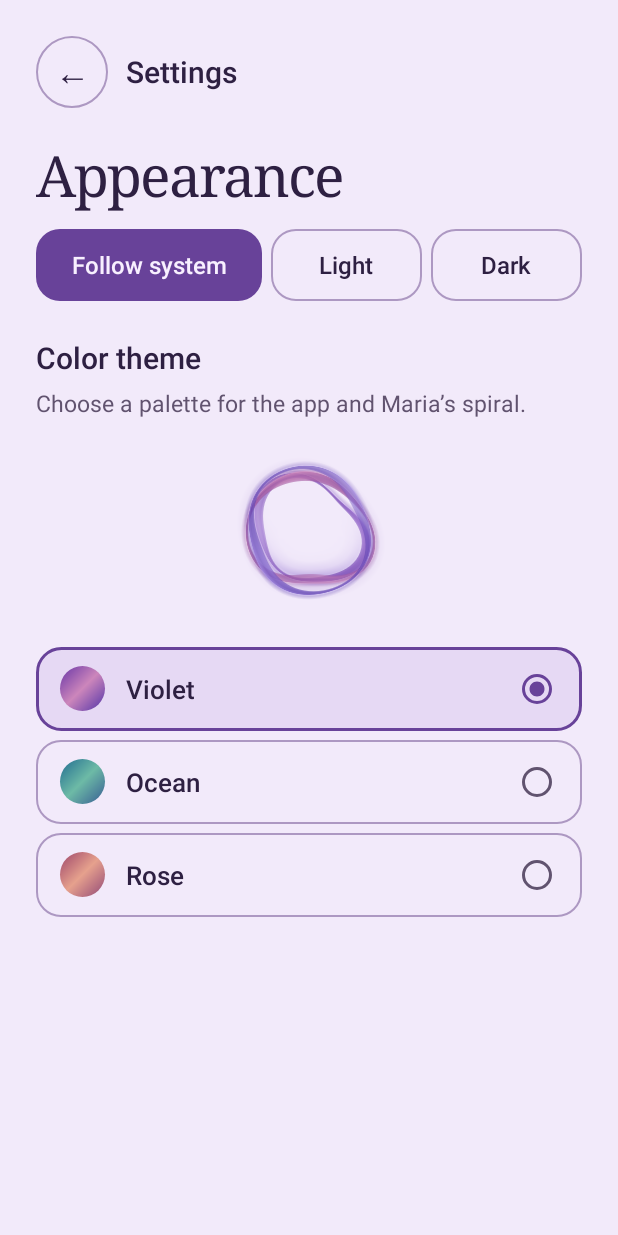
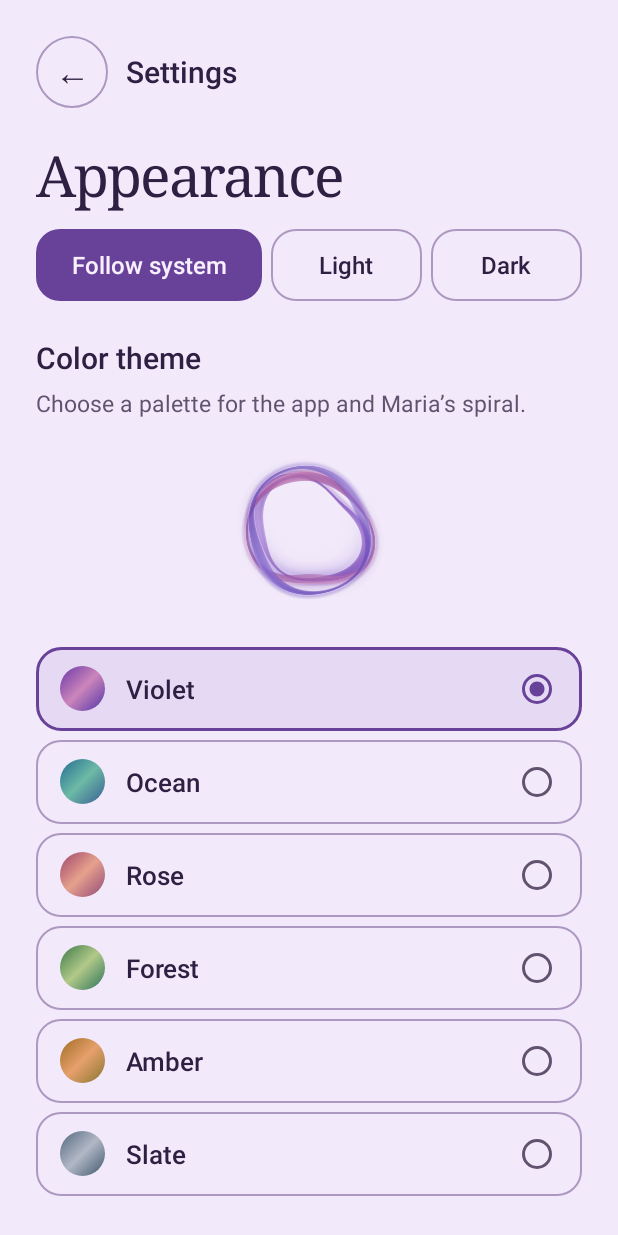
Before and after one commit to Emanuel-Nicholas-Manguera/neurolingua, an Android app: the screen it shows after launch (MainActivity), after a tap on "Settings", on a phone screen of 412 x 824 dp. Run offline under Robolectric (Android 15) with nearby library versions, the phone set to English and light mode, and no system bars.

Commit message:
feat: add forest, amber and slate color themes
Add light and dark colors for screens, controls and all three spiral ribbons. Check text contrast and palette-specific gradients on Android.

```diff
--- a/app/src/main/java/app/neurolingua/mobile/ColorTheme.java
+++ b/app/src/main/java/app/neurolingua/mobile/ColorTheme.java
@@ -5,7 +5,10 @@ import android.content.Context;
 enum ColorTheme {
     VIOLET("violet", R.style.AppTheme, R.id.theme_violet),
     OCEAN("ocean", R.style.OceanTheme, R.id.theme_ocean),
-    ROSE("rose", R.style.RoseTheme, R.id.theme_rose);
+    ROSE("rose", R.style.RoseTheme, R.id.theme_rose),
+    FOREST("forest", R.style.ForestTheme, R.id.theme_forest),
+    AMBER("amber", R.style.AmberTheme, R.id.theme_amber),
+    SLATE("slate", R.style.SlateTheme, R.id.theme_slate);
 
     private static final String KEY = "color_theme";
     private final String key;
--- a/app/src/main/res/layout/screen_settings.xml
+++ b/app/src/main/res/layout/screen_settings.xml
@@ -32,6 +32,9 @@
             <RadioButton android:id="@+id/theme_violet" style="@style/ThemeOption" android:text="@string/theme_violet"/>
             <RadioButton android:id="@+id/theme_ocean" style="@style/ThemeOption" android:text="@string/theme_ocean"/>
             <RadioButton android:id="@+id/theme_rose" style="@style/ThemeOption" android:text="@string/theme_rose"/>
+            <RadioButton android:id="@+id/theme_forest" style="@style/ThemeOption" android:text="@string/theme_forest"/>
+            <RadioButton android:id="@+id/theme_amber" style="@style/ThemeOption" android:text="@string/theme_amber"/>
+            <RadioButton android:id="@+id/theme_slate" style="@style/ThemeOption" android:text="@string/theme_slate"/>
         </RadioGroup>
     </LinearLayout>
 </ScrollView>
--- a/app/src/main/res/values-night/color_themes.xml
+++ b/app/src/main/res/values-night/color_themes.xml
@@ -50,4 +50,82 @@
         <item name="spiralThirdLight">#EFB4DB</item>
         <item name="spiralReflection">#D36E93</item>
     </style>
+
+    <style name="ForestTheme" parent="AppTheme">
+        <item name="paletteSurface">#1D3026</item>
+        <item name="paletteText">#EBF6E8</item>
+        <item name="paletteMuted">#BCCFB9</item>
+        <item name="paletteAccent">#A6D8A0</item>
+        <item name="paletteOnAccent">#203A29</item>
+        <item name="paletteSurfaceVariant">#2D4936</item>
+        <item name="paletteOutline">#607C64</item>
+        <item name="paletteHeroText">#F1F9EC</item>
+        <item name="paletteHeroButtonText">#2A4C33</item>
+        <item name="paletteHeroStart">#2A5137</item>
+        <item name="paletteHeroEnd">#456F49</item>
+        <item name="paletteControlRipple">#33A6D8A0</item>
+        <item name="palettePrimaryRipple">#26203A29</item>
+        <item name="paletteLegacyNavigation">?attr/paletteSurface</item>
+        <item name="paletteHeroLines">#58C8E7BA</item>
+        <item name="paletteHeroRipple">#26366541</item>
+        <item name="spiralFirst">#478753</item>
+        <item name="spiralFirstLight">#B9EAA6</item>
+        <item name="spiralSecond">#77A04B</item>
+        <item name="spiralSecondLight">#E0EDAB</item>
+        <item name="spiralThird">#398566</item>
+        <item name="spiralThirdLight">#9DE4BD</item>
+        <item name="spiralReflection">#7ABC8A</item>
+    </style>
+
+    <style name="AmberTheme" parent="AppTheme">
+        <item name="paletteSurface">#372A1D</item>
+        <item name="paletteText">#FFF3D9</item>
+        <item name="paletteMuted">#D9C7A7</item>
+        <item name="paletteAccent">#F0C177</item>
+        <item name="paletteOnAccent">#40301A</item>
+        <item name="paletteSurfaceVariant">#4E3A25</item>
+        <item name="paletteOutline">#897454</item>
+        <item name="paletteHeroText">#FFF6E5</item>
+        <item name="paletteHeroButtonText">#543816</item>
+        <item name="paletteHeroStart">#5F4526</item>
+        <item name="paletteHeroEnd">#895F2D</item>
+        <item name="paletteControlRipple">#33F0C177</item>
+        <item name="palettePrimaryRipple">#2640301A</item>
+        <item name="paletteLegacyNavigation">?attr/paletteSurface</item>
+        <item name="paletteHeroLines">#59FFE0A6</item>
+        <item name="paletteHeroRipple">#26855615</item>
+        <item name="spiralFirst">#BA842F</item>
+        <item name="spiralFirstLight">#FFE0A0</item>
+        <item name="spiralSecond">#BE7042</item>
+        <item name="spiralSecondLight">#FFC39A</item>
+        <item name="spiralThird">#A38D38</item>
+        <item name="spiralThirdLight">#F6E395</item>
+        <item name="spiralReflection">#D9A44A</item>
+    </style>
+
+    <style name="SlateTheme" parent="AppTheme">
+        <item name="paletteSurface">#252C35</item>
+        <item name="paletteText">#EFF3F8</item>
+        <item name="paletteMuted">#C1CBD6</item>
+        <item name="paletteAccent">#BDCCDC</item>
+        <item name="paletteOnAccent">#293644</item>
+        <item name="paletteSurfaceVariant">#343F4C</item>
+        <item name="paletteOutline">#6F7E90</item>
+        <item name="paletteHeroText">#F4F7FA</item>
+        <item name="paletteHeroButtonText">#344255</item>
+        <item name="paletteHeroStart">#344554</item>
+        <item name="paletteHeroEnd">#586779</item>
+        <item name="paletteControlRipple">#33BDCCDC</item>
+        <item name="palettePrimaryRipple">#26293644</item>
+        <item name="paletteLegacyNavigation">?attr/paletteSurface</item>
+        <item name="paletteHeroLines">#57D4DFEB</item>
+        <item name="paletteHeroRipple">#264C5D76</item>
+        <item name="spiralFirst">#647A92</item>
+        <item name="spiralFirstLight">#CEDBEB</item>
+        <item name="spiralSecond">#777D8D</item>
+        <item name="spiralSecondLight">#E8E9F2</item>
+        <item name="spiralThird">#4F7283</item>
+        <item name="spiralThirdLight">#BCD7E0</item>
+        <item name="spiralReflection">#99ACBE</item>
+    </style>
 </resources>
--- a/app/src/main/res/values/color_themes.xml
+++ b/app/src/main/res/values/color_themes.xml
@@ -50,4 +50,82 @@
         <item name="spiralThirdLight">#C78FB1</item>
         <item name="spiralReflection">#C67397</item>
     </style>
+
+    <style name="ForestTheme" parent="AppTheme">
+        <item name="paletteSurface">#E9F3E7</item>
+        <item name="paletteText">#203522</item>
+        <item name="paletteMuted">#50654E</item>
+        <item name="paletteAccent">#366541</item>
+        <item name="paletteOnAccent">?attr/paletteHeroText</item>
+        <item name="paletteSurfaceVariant">#D8E9D5</item>
+        <item name="paletteOutline">#94AE94</item>
+        <item name="paletteHeroText">#F1F9EC</item>
+        <item name="paletteHeroButtonText">#2A4C33</item>
+        <item name="paletteHeroStart">#21472D</item>
+        <item name="paletteHeroEnd">#44704A</item>
+        <item name="paletteControlRipple">#26366541</item>
+        <item name="palettePrimaryRipple">#33F1F9EC</item>
+        <item name="paletteLegacyNavigation">?attr/paletteText</item>
+        <item name="paletteHeroLines">#58C8E7BA</item>
+        <item name="paletteHeroRipple">#26366541</item>
+        <item name="spiralFirst">#3A7848</item>
+        <item name="spiralFirstLight">#86B889</item>
+        <item name="spiralSecond">#658148</item>
+        <item name="spiralSecondLight">#B2C989</item>
+        <item name="spiralThird">#2B7359</item>
+        <item name="spiralThirdLight">#80B49B</item>
+        <item name="spiralReflection">#76A97D</item>
+    </style>
+
+    <style name="AmberTheme" parent="AppTheme">
+        <item name="paletteSurface">#FBF0DB</item>
+        <item name="paletteText">#3F2E19</item>
+        <item name="paletteMuted">#705B3B</item>
+        <item name="paletteAccent">#855615</item>
+        <item name="paletteOnAccent">?attr/paletteHeroText</item>
+        <item name="paletteSurfaceVariant">#F4E2BD</item>
+        <item name="paletteOutline">#BBA17B</item>
+        <item name="paletteHeroText">#FFF6E5</item>
+        <item name="paletteHeroButtonText">#543816</item>
+        <item name="paletteHeroStart">#634018</item>
+        <item name="paletteHeroEnd">#895C27</item>
+        <item name="paletteControlRipple">#26855615</item>
+        <item name="palettePrimaryRipple">#33FFF6E5</item>
+        <item name="paletteLegacyNavigation">?attr/paletteText</item>
+        <item name="paletteHeroLines">#59FFE0A6</item>
+        <item name="paletteHeroRipple">#26855615</item>
+        <item name="spiralFirst">#A06C22</item>
+        <item name="spiralFirstLight">#DBAB53</item>
+        <item name="spiralSecond">#B25F32</item>
+        <item name="spiralSecondLight">#E6A06C</item>
+        <item name="spiralThird">#88752E</item>
+        <item name="spiralThirdLight">#C6B157</item>
+        <item name="spiralReflection">#C3913A</item>
+    </style>
+
+    <style name="SlateTheme" parent="AppTheme">
+        <item name="paletteSurface">#EBEEF2</item>
+        <item name="paletteText">#2C3643</item>
+        <item name="paletteMuted">#526172</item>
+        <item name="paletteAccent">#4C5D76</item>
+        <item name="paletteOnAccent">?attr/paletteHeroText</item>
+        <item name="paletteSurfaceVariant">#DCE2E9</item>
+        <item name="paletteOutline">#9FACBA</item>
+        <item name="paletteHeroText">#F4F7FA</item>
+        <item name="paletteHeroButtonText">#344255</item>
+        <item name="paletteHeroStart">#394858</item>
+        <item name="paletteHeroEnd">#566477</item>
+        <item name="paletteControlRipple">#264C5D76</item>
+        <item name="palettePrimaryRipple">#33F4F7FA</item>
+        <item name="paletteLegacyNavigation">?attr/paletteText</item>
+        <item name="paletteHeroLines">#57D4DFEB</item>
+        <item name="paletteHeroRipple">#264C5D76</item>
+        <item name="spiralFirst">#52677F</item>
+        <item name="spiralFirstLight">#98ABBC</item>
+        <item name="spiralSecond">#626979</item>
+        <item name="spiralSecondLight">#B2B8C6</item>
+        <item name="spiralThird">#3D576C</item>
+        <item name="spiralThirdLight">#8FA9B8</item>
+        <item name="spiralReflection">#879AAA</item>
+    </style>
 </resources>
--- a/app/src/main/res/values/settings_strings.xml
+++ b/app/src/main/res/values/settings_strings.xml
@@ -9,4 +9,7 @@
     <string name="theme_violet">Violet</string>
     <string name="theme_ocean">Ocean</string>
     <string name="theme_rose">Rose</string>
+    <string name="theme_forest">Forest</string>
+    <string name="theme_amber">Amber</string>
+    <string name="theme_slate">Slate</string>
 </resources>
```
Also changed, not shown: 2 other files.
